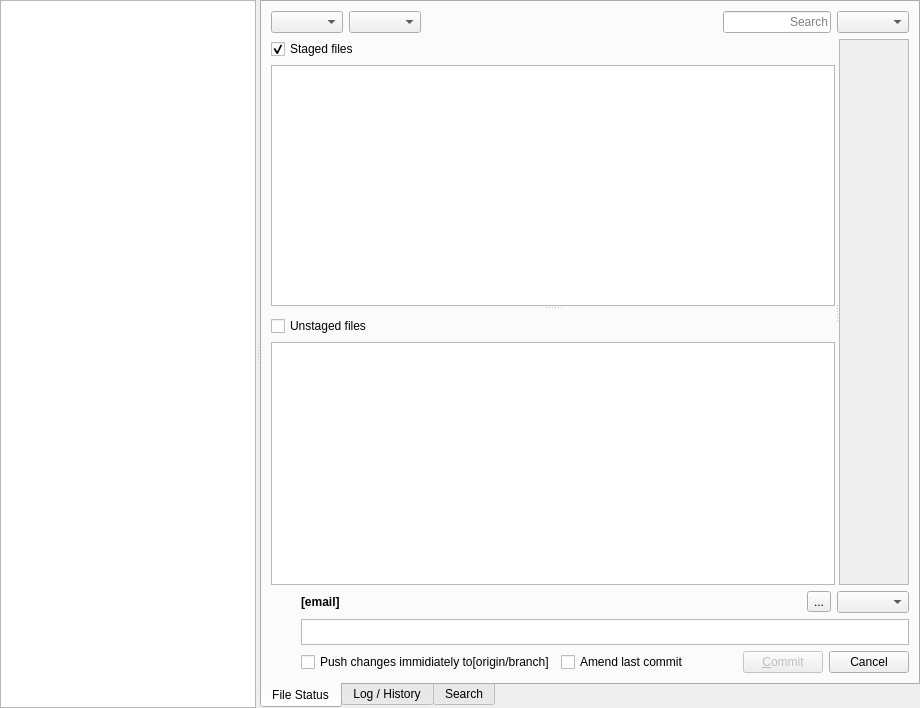
First picture: the form in qgitrepository.ui, repository bokic/gitmaster, before the edit.
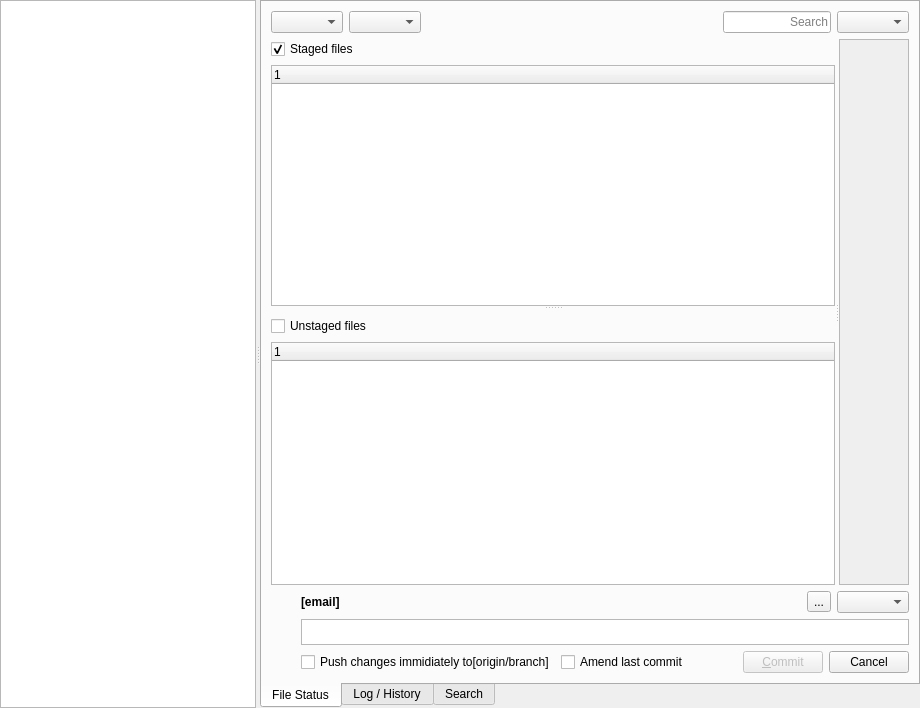
Second picture: the form after the edit. Custom widgets are drawn as their Qt base class.

Commit message: Implement View Layout Options.

Diff of the .ui file:
```diff
--- a/qgitrepository.ui
+++ b/qgitrepository.ui
@@ -174,7 +174,7 @@
               </widget>
              </item>
              <item>
-              <widget class="QListWidget" name="listWidget_staged">
+               <widget class="QTreeWidget" name="treeWidget_staged">
                <property name="selectionMode">
                 <enum>QAbstractItemView::SelectionMode::ExtendedSelection</enum>
                </property>
@@ -204,7 +204,7 @@
               </widget>
              </item>
              <item>
-              <widget class="QListWidget" name="listWidget_unstaged">
+               <widget class="QTreeWidget" name="treeWidget_unstaged">
                <property name="selectionMode">
                 <enum>QAbstractItemView::SelectionMode::ExtendedSelection</enum>
                </property>
```
Lines whose indentation alone changed are shown as unchanged. The commit also changes 3 other files.
